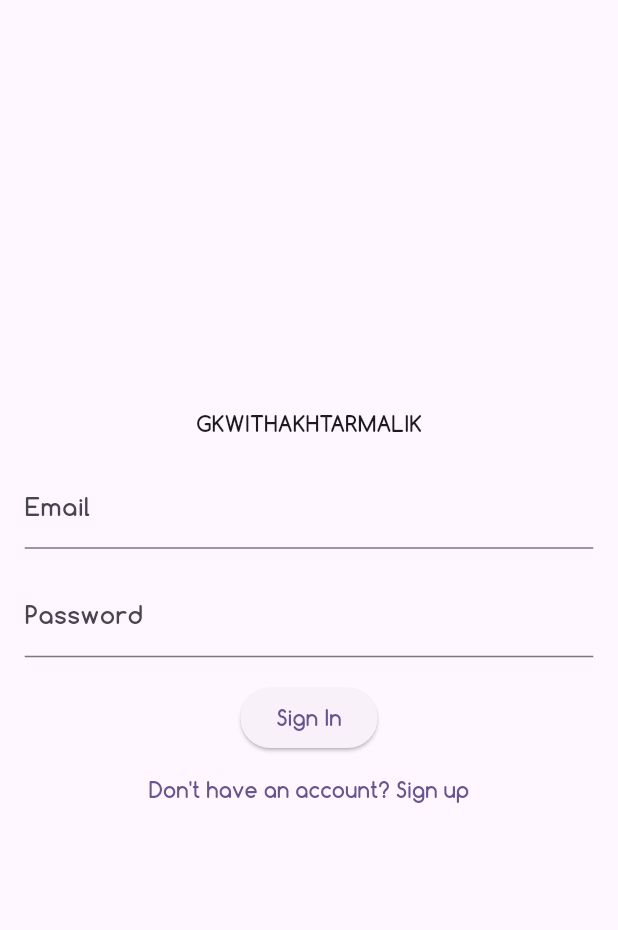
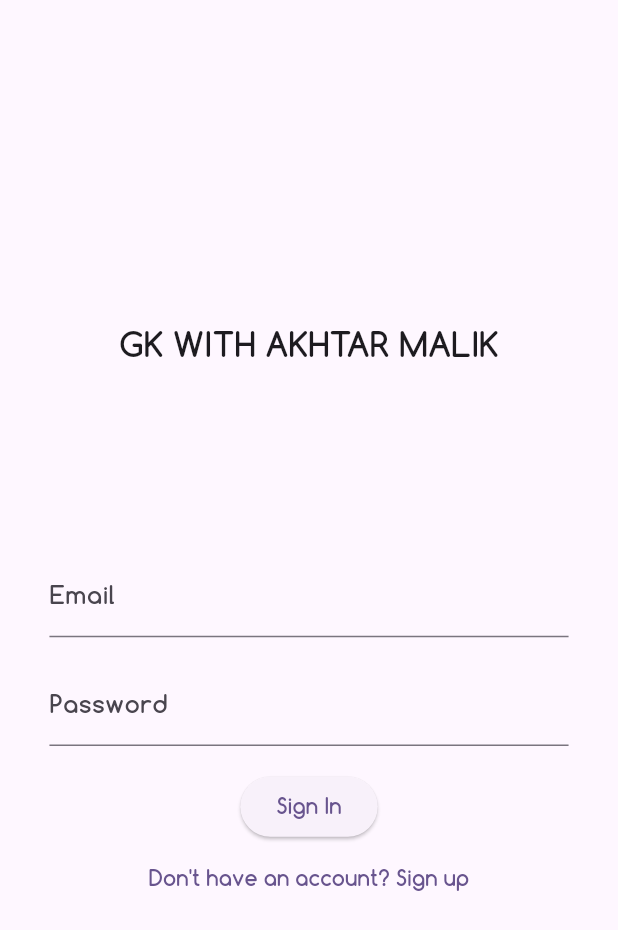
Before and after one commit to MuhammadAhmad338/GKWITHAKHTARMALIK, a Flutter app: the SignInScreen screen opened by its route, on a phone screen of 412 x 824 dp. Shown: the top 930 px of the screen. Run offline on Flutter 3.47's test engine with Material 3 defaults, Android fonts, the phone set to English and light mode, and no system bars; our stand-ins replace firebase_auth, firebase_core; accounts and stored records are empty.

Commit message:
latest latest commits

```diff
--- a/lib/main.dart
+++ b/lib/main.dart
@@ -28,7 +28,6 @@ class MyApp extends StatelessWidget {
       theme: ThemeData(
         colorScheme: ColorScheme.fromSeed(seedColor: Colors.deepPurple),
         useMaterial3: true,
-        // Set the default font family for the app
         fontFamily: 'Comfortaa',
       ),
       home: const HomePage(),
--- a/lib/views/signinpage.dart
+++ b/lib/views/signinpage.dart
@@ -1,4 +1,4 @@
-// ignore_for_file: library_private_types_in_public_api
+// ignore_for_file: library_private_types_in_public_api, use_build_context_synchronously
 import 'package:flutter/material.dart';
 import 'package:gkwithakhtarmalik/Helper/widthHeight.dart';
 import 'package:gkwithakhtarmalik/Services/authService.dart';
@@ -48,16 +48,16 @@ class _SignInScreenState extends State<SignInScreen> {
     final height = getScreenHeight(context);
     return Scaffold(
       body: Padding(
-        padding: EdgeInsets.all(height * 0.020),
+        padding: EdgeInsets.all(height * 0.040),
         child: Form(
           key: _formKey,
           child: Column(
             mainAxisAlignment: MainAxisAlignment.center,
             crossAxisAlignment: CrossAxisAlignment.center,
             children: <Widget>[
-              const Text("GKWITHAKHTARMALIK",
-                  style: TextStyle(fontWeight: FontWeight.bold)),
-              SizedBox(height: height * 0.020),
+              const Text("GK WITH AKHTAR MALIK",
+                  style: TextStyle(fontWeight: FontWeight.bold, fontSize: 22)),
+              SizedBox(height: height * 0.15),
               TextFormField(
                 controller: _emailController,
                 decoration: const InputDecoration(labelText: 'Email'),
```
Also changed, not shown: lib/views/homepage.dart (+12 -3 lines).
